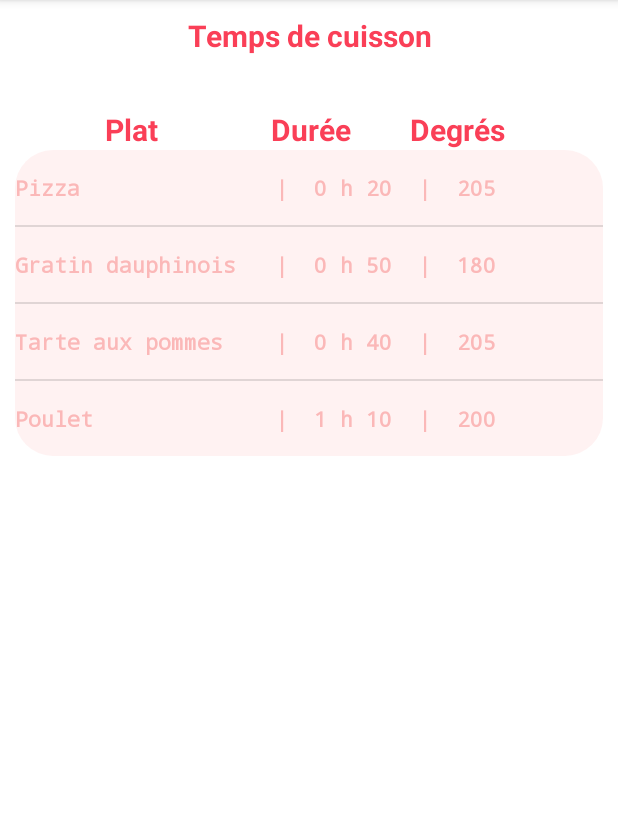
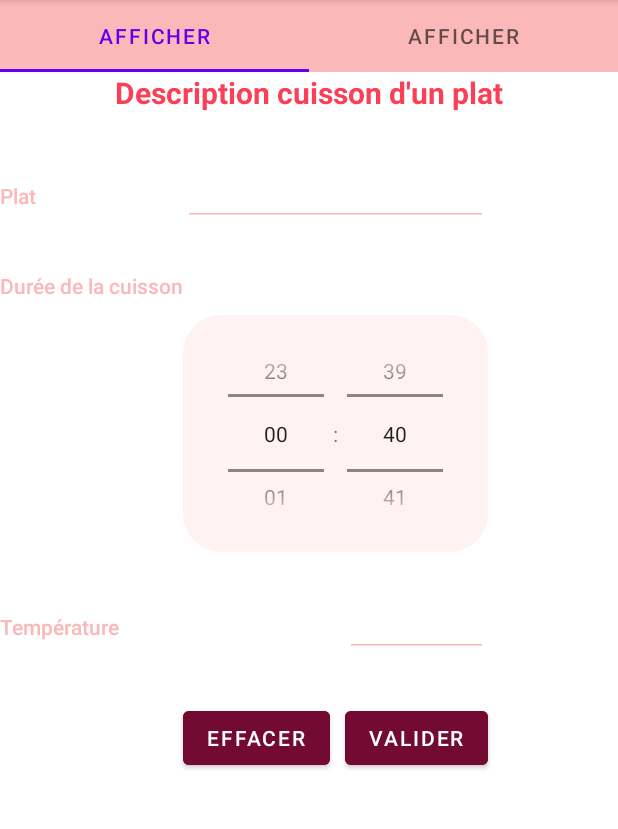
Before and after one commit to LucasSers/OutilCuisson, an Android app: the screen it shows after launch (MainActivity2 before the commit, MainActivity after it), on a phone screen of 412 x 824 dp, the part 84-913 px from its top. Run offline under Robolectric (Android 15) with nearby library versions, the phone set to English and light mode, and no system bars.

Commit message:
Etape 4 (en cours)

```diff
--- a/app/src/main/AndroidManifest.xml
+++ b/app/src/main/AndroidManifest.xml
@@ -10,7 +10,7 @@
         android:supportsRtl="true"
         android:theme="@style/Theme.OutilCuisson">
         <activity
-            android:name=".MainActivity2"
+            android:name=".MainActivity"
             android:exported="true">
             <intent-filter>
                 <action android:name="android.intent.action.MAIN" />
@@ -18,10 +18,6 @@
                 <category android:name="android.intent.category.LAUNCHER" />
             </intent-filter>
         </activity>
-        <activity
-            android:name=".MainActivity"
-            android:exported="false">
-        </activity>
     </application>
 
 </manifest>
--- /dev/null
+++ b/app/src/main/java/com/example/outilcuisson/AdapteurPage.java
@@ -0,0 +1,33 @@
+package com.example.outilcuisson;
+
+import androidx.annotation.NonNull;
+import androidx.fragment.app.Fragment;
+import androidx.fragment.app.FragmentActivity;
+import androidx.viewpager2.adapter.FragmentStateAdapter;
+
+public class AdapteurPage extends FragmentStateAdapter {
+
+    private final static int NB_FRAGMENT = 2;
+
+    public AdapteurPage(@NonNull FragmentActivity fragmentActivity) {
+        super(fragmentActivity);
+    }
+
+    @NonNull
+    @Override
+    public Fragment createFragment(int position) {
+        switch (position) {
+            case 0 :
+                return FragmentUn.newInstance();
+            case 1 :
+                return FragmentDeux.newInstance();
+            default :
+                return null;
+        }
+    }
+
+    @Override
+    public int getItemCount() {
+        return NB_FRAGMENT;
+    }
+}
--- /dev/null
+++ b/app/src/main/java/com/example/outilcuisson/FragmentUn.java
@@ -0,0 +1,111 @@
+package com.example.outilcuisson;
+
+import android.os.Build;
+import android.os.Bundle;
+import android.view.LayoutInflater;
+import android.view.View;
+import android.view.ViewGroup;
+import android.widget.ArrayAdapter;
+import android.widget.Button;
+import android.widget.EditText;
+import android.widget.ListView;
+import android.widget.TimePicker;
+import android.widget.Toast;
+
+import androidx.annotation.RequiresApi;
+import androidx.appcompat.app.AlertDialog;
+import androidx.fragment.app.Fragment;
+
+import java.util.ArrayList;
+
+public class FragmentUn extends Fragment implements View.OnClickListener {
+
+    private View fragment1;
+    //private View fragment2;
+
+//    ListView listeCuissons;
+//    ArrayList<String> lesCuissons = new ArrayList<>();
+//    ArrayAdapter<String> adaptateur;
+
+    private Button effacer;
+    private Button valider;
+
+    private EditText libellePlat;
+    private EditText temperature;
+
+    private TimePicker timePicker;
+
+    public FragmentUn() {
+    }
+
+    public static FragmentUn newInstance() {
+        FragmentUn fragment = new FragmentUn();
+        return fragment;
+    }
+
+    public void onCreate(Bundle savedInstanceState){
+        super.onCreate(savedInstanceState);
+    }
+
+
+    @RequiresApi(api = Build.VERSION_CODES.M)
+    public View onCreateView(LayoutInflater inflater, ViewGroup container, Bundle savedInstanceState) {
+        fragment1 = inflater.inflate(R.layout.fragment_un,container,false);
+        //fragment2 = inflater.inflate(R.layout.fragment_deux,container,false);
+
+        effacer = fragment1.findViewById(R.id.btnEffacer);
+        effacer.setOnClickListener(this);
+
+        valider = fragment1.findViewById(R.id.btnValider);
+        valider.setOnClickListener(this);
+
+        libellePlat = fragment1.findViewById(R.id.txtPlat);
+        temperature = fragment1.findViewById(R.id.txtTempérature);
+
+        timePicker = (TimePicker) fragment1.findViewById(R.id.timePicker);
+        /* on passe au mode français -> 24h */
+        timePicker.setIs24HourView(true);
+        /* initialise le timePicker à 40min */
+        timePicker.setHour(0);
+        timePicker.setMinute(40);
+
+        //adaptateur = new ArrayAdapter<String>(getActivity(), R.layout.list_item_layout, lesCuissons);
+        //listeCuissons = fragment2.findViewById(R.id.liste);
+
+        return fragment1;
+    }
+
+
+
+    @RequiresApi(api = Build.VERSION_CODES.M)
+    @Override
+    public void onClick(View view) {
+        if (view.getId() == R.id.btnEffacer) {
+            temperature.setText("");
+            libellePlat.setText("");
+            timePicker.setHour(0);
+            timePicker.setMinute(40);
+        }
+        if (view.getId() == R.id.btnValider) {
+            if ( OutilCuisson.heureCuissonValide(timePicker.getHour())
+                    && OutilCuisson.minuteCuissonValide(timePicker.getMinute())
+                    && OutilCuisson.platValide(libellePlat.getText().toString())
+                    && OutilCuisson.temperatureValide(Integer.parseInt(temperature.getText().toString()))) {
+
+
+                Toast.makeText(getActivity(),
+                        getString(R.string.toast,libellePlat.getText().toString()),
+                        Toast.LENGTH_LONG).show();
+                //adaptateur.notifyDataSetChanged();
+                //listeCuissons.requestLayout();
+            } else {
+                new AlertDialog.Builder(getActivity())
+                        .setTitle(R.string.titreAlerte)
+                        .setMessage(R.string.messageAlerte)
+                        .setNeutralButton(R.string.retourAlerte,null)
+                        .show();
+            }
+        }
+
+    }
+}
--- a/app/src/main/java/com/example/outilcuisson/MainActivity.java
+++ b/app/src/main/java/com/example/outilcuisson/MainActivity.java
@@ -1,8 +1,10 @@
 package com.example.outilcuisson;
 
+import androidx.annotation.NonNull;
 import androidx.annotation.RequiresApi;
 import androidx.appcompat.app.AlertDialog;
 import androidx.appcompat.app.AppCompatActivity;
+import androidx.viewpager2.widget.ViewPager2;
 
 import android.os.Build;
 import android.os.Bundle;
@@ -12,61 +14,33 @@ import android.widget.EditText;
 import android.widget.TimePicker;
 import android.widget.Toast;
 
-public class MainActivity extends AppCompatActivity implements View.OnClickListener {
+import com.google.android.material.tabs.TabLayout;
+import com.google.android.material.tabs.TabLayoutMediator;
 
-    private Button effacer;
-    private Button valider;
+public class MainActivity extends AppCompatActivity  {
 
-    private EditText libellePlat;
-    private EditText temperature;
 
-    private TimePicker timePicker;
 
     @RequiresApi(api = Build.VERSION_CODES.M)
     @Override
     protected void onCreate(Bundle savedInstanceState) {
         super.onCreate(savedInstanceState);
         setContentView(R.layout.activity_main);
-        effacer = findViewById(R.id.btnEffacer);
-        effacer.setOnClickListener(this);
-        valider = findViewById(R.id.btnValider);
-        valider.setOnClickListener(this);
-        libellePlat = findViewById(R.id.txtPlat);
-        temperature = findViewById(R.id.txtTempérature);
 
-        timePicker = (TimePicker) findViewById(R.id.timePicker);
-        /* on passe au mode français -> 24h */
-        timePicker.setIs24HourView(true);
-        /* initialise le timePicker à 40min */
-        timePicker.setHour(0);
-        timePicker.setMinute(40);
-    }
+        ViewPager2 pager = findViewById(R.id.activity_main_viewpager);
+        TabLayout gestionnaireOnglet = findViewById(R.id.tab_layout);
 
-    @RequiresApi(api = Build.VERSION_CODES.M)
-    @Override
-    public void onClick(View view) {
-        if (view.getId() == R.id.btnEffacer) {
-            temperature.setText("");
-            libellePlat.setText("");
-            timePicker.setHour(0);
-            timePicker.setMinute(40);
-        }
-        if (view.getId() == R.id.btnValider) {
-            if ( OutilCuisson.heureCuissonValide(timePicker.getHour())
-                 && OutilCuisson.minuteCuissonValide(timePicker.getMinute())
-                 && OutilCuisson.platValide(libellePlat.getText().toString())
-                 && OutilCuisson.temperatureValide(Integer.parseInt(temperature.getText().toString()))) {
 
-                Toast.makeText(this, getString(R.string.toast,libellePlat.getText().toString())
-                        ,Toast.LENGTH_LONG).show();
-            } else {
-                new AlertDialog.Builder(this)
-                        .setTitle(R.string.titreAlerte)
-                        .setMessage(R.string.messageAlerte)
-                        .setNeutralButton(R.string.retourAlerte,null)
-                        .show();
+        pager.setAdapter(new AdapteurPage(this));
+
+        String[] titreOnglet = {getString(R.string.ongletAfficher),
+                                getString(R.string.ongletAfficher)};
+
+        new TabLayoutMediator(gestionnaireOnglet, pager, new TabLayoutMediator.TabConfigurationStrategy() {
+            @Override
+            public void onConfigureTab(@NonNull TabLayout.Tab tab, int position) {
+                tab.setText(titreOnglet[position]);
             }
-        }
-
+        }).attach();
     }
 }
--- a/app/src/main/res/layout/activity_main.xml
+++ b/app/src/main/res/layout/activity_main.xml
@@ -1,108 +1,23 @@
 <?xml version="1.0" encoding="utf-8"?>
-<TableLayout xmlns:android="http://schemas.android.com/apk/res/android"
-    style="@style/marginActivity"
+
+<LinearLayout
+    xmlns:android="http://schemas.android.com/apk/res/android"
+    android:layout_height="match_parent"
+    android:layout_width="match_parent"
     xmlns:app="http://schemas.android.com/apk/res-auto"
-    xmlns:tools="http://schemas.android.com/tools"
-    android:id="@+id/pickerTempsCuisson"
-    android:layout_width="match_parent"
-    android:layout_height="match_parent"
-    android:isScrollContainer="false"
-    tools:context=".MainActivity">
+    android:orientation="vertical">
 
-    <TextView
-        style="@style/titre"
-        android:layout_width="wrap_content"
+    <com.google.android.material.tabs.TabLayout
+        android:id="@+id/tab_layout"
+        android:layout_width="match_parent"
         android:layout_height="wrap_content"
-        android:text="@string/titreAjouter"
-        app:layout_constraintBottom_toBottomOf="parent"
-        app:layout_constraintLeft_toLeftOf="parent"
-        app:layout_constraintRight_toRightOf="parent"
-        app:layout_constraintTop_toTopOf="parent" />
+        app:tabBackground="@color/editText"
+        />
 
-    <!-- Espace pour plus de clarté entre les 3 TextView -->
-    <Space
-            android:layout_marginBottom="@dimen/espaceLigne"
-            android:layout_height="wrap_content"/>
+    <androidx.viewpager2.widget.ViewPager2
+        android:id="@+id/activity_main_viewpager"
+        android:layout_width="match_parent"
+        android:layout_height="0dp"
+        android:layout_weight="1"/>
 
-    <TableRow>
-
-        <TextView
-            style="@style/textView"
-            android:text="@string/labelPlat"
-            android:layout_column="0"/>
-
-        <EditText
-            style="@style/editText"
-            android:id="@+id/txtPlat"
-            android:inputType="text"
-            android:maxLength="20"
-            android:layout_span="2"/>
-
-    </TableRow>
-
-    <!-- Espace pour plus de clarté entre les 3 TextView -->
-    <Space
-            android:layout_marginBottom="@dimen/espaceLigne"
-            android:layout_height="wrap_content"/>
-
-    <TableRow>
-        <TextView
-            style="@style/textView"
-            android:text="@string/labelTempsCuisson"
-            android:layout_column="0"/>
-    </TableRow>
-
-    <TableRow>
-        <!-- format anglais à changer -->
-        <TimePicker
-                style="@style/background"
-                android:id="@+id/timePicker"
-                android:layout_width="wrap_content"
-                android:layout_height="158dp"
-                android:layout_marginTop="10dp"
-                android:layout_column="1"
-                android:layout_span="2"
-                android:timePickerMode="spinner"/>
-    </TableRow>
-
-    <!-- Espace pour plus de clarté entre les 3 TextView -->
-    <Space
-            android:layout_marginBottom="@dimen/espaceLigne"
-            android:layout_height="wrap_content"/>
-
-    <TableRow>
-
-        <TextView
-            style="@style/textView"
-            android:text="@string/labelTemp"/>
-
-        <EditText
-            style="@style/editText"
-            android:id="@+id/txtTempérature"
-            android:maxLength="3"
-            android:inputType="number"
-            android:layout_column="2"/>
-    </TableRow>
-
-    <!-- Espace pour plus de clarté entre les 3 TextView -->
-    <Space
-            android:layout_marginBottom="@dimen/espaceLigne"
-            android:layout_height="wrap_content"/>
-
-    <TableRow>
-        <Button
-            style="@style/bouton"
-            android:id="@+id/btnEffacer"
-            android:text="@string/btnEffacer"
-            android:layout_marginRight="@dimen/espaceBoutons"
-            android:layout_column="1"/>
-
-
-        <Button
-            style="@style/bouton"
-            android:id="@+id/btnValider"
-            android:text="@string/btnValider"
-            android:layout_column="2"/>
-    </TableRow>
-
-</TableLayout>
+</LinearLayout>
--- /dev/null
+++ b/app/src/main/res/layout/fragment_un.xml
@@ -0,0 +1,107 @@
+<?xml version="1.0" encoding="utf-8"?>
+<TableLayout xmlns:android="http://schemas.android.com/apk/res/android"
+    style="@style/marginActivity"
+    xmlns:app="http://schemas.android.com/apk/res-auto"
+    xmlns:tools="http://schemas.android.com/tools"
+    android:layout_width="match_parent"
+    android:layout_height="match_parent"
+    android:isScrollContainer="false"
+    tools:context=".FragmentUn">
+
+    <TextView
+        style="@style/titre"
+        android:layout_width="wrap_content"
+        android:layout_height="wrap_content"
+        android:text="@string/titreAjouter"
+        app:layout_constraintBottom_toBottomOf="parent"
+        app:layout_constraintLeft_toLeftOf="parent"
+        app:layout_constraintRight_toRightOf="parent"
+        app:layout_constraintTop_toTopOf="parent" />
+
+    <!-- Espace pour plus de clarté entre les 3 TextView -->
+    <Space
+        android:layout_marginBottom="@dimen/espaceLigne"
+        android:layout_height="wrap_content"/>
+
+    <TableRow>
+
+        <TextView
+            style="@style/textView"
+            android:text="@string/labelPlat"
+            android:layout_column="0"/>
+
+        <EditText
+            style="@style/editText"
+            android:id="@+id/txtPlat"
+            android:inputType="text"
+            android:maxLength="20"
+            android:layout_span="2"/>
+
+    </TableRow>
+
+    <!-- Espace pour plus de clarté entre les 3 TextView -->
+    <Space
+        android:layout_marginBottom="@dimen/espaceLigne"
+        android:layout_height="wrap_content"/>
+
+    <TableRow>
+        <TextView
+            style="@style/textView"
+            android:text="@string/labelTempsCuisson"
+            android:layout_column="0"/>
+    </TableRow>
+
+    <TableRow>
+        <!-- format anglais à changer -->
+        <TimePicker
+            style="@style/background"
+            android:id="@+id/timePicker"
+            android:layout_width="wrap_content"
+            android:layout_height="158dp"
+            android:layout_marginTop="10dp"
+            android:layout_column="1"
+            android:layout_span="2"
+            android:timePickerMode="spinner"/>
+    </TableRow>
+
+    <!-- Espace pour plus de clarté entre les 3 TextView -->
+    <Space
+        android:layout_marginBottom="@dimen/espaceLigne"
+        android:layout_height="wrap_content"/>
+
+    <TableRow>
+
+        <TextView
+            style="@style/textView"
+            android:text="@string/labelTemp"/>
+
+        <EditText
+            style="@style/editText"
+            android:id="@+id/txtTempérature"
+            android:maxLength="3"
+            android:inputType="number"
+            android:layout_column="2"/>
+    </TableRow>
+
+    <!-- Espace pour plus de clarté entre les 3 TextView -->
+    <Space
+        android:layout_marginBottom="@dimen/espaceLigne"
+        android:layout_height="wrap_content"/>
+
+    <TableRow>
+        <Button
+            style="@style/bouton"
+            android:id="@+id/btnEffacer"
+            android:text="@string/btnEffacer"
+            android:layout_marginRight="@dimen/espaceBoutons"
+            android:layout_column="1"/>
+
+
+        <Button
+            style="@style/bouton"
+            android:id="@+id/btnValider"
+            android:text="@string/btnValider"
+            android:layout_column="2"/>
+    </TableRow>
+
+</TableLayout>
--- a/app/src/main/res/values/strings.xml
+++ b/app/src/main/res/values/strings.xml
@@ -1,6 +1,7 @@
 <resources>
     <string name="app_name">OutilCuisson</string>
     <!-- Activité Ajouter -->
+    <string name="ongletAjouter">Ajouter</string>
     <string name="titreAjouter">Description cuisson d\'un plat</string>
     <string name="labelPlat">Plat</string>
     <string name="labelTempsCuisson">Durée de la cuisson</string>
@@ -9,6 +10,7 @@
     <string name="btnValider">Valider</string>
 
     <!-- Activité Afficher -->
+    <string name="ongletAfficher">Afficher</string>
     <string name="titreAfficher">Temps de cuisson</string>
     <string name="labelDurée">Durée</string>
     <string name="labelDegres">Degrés</string>
```
Also changed, not shown: app/src/main/java/com/example/outilcuisson/FragmentDeux.java (added, +111 -0 lines), app/src/main/res/layout/fragment_deux.xml (added, +62 -0 lines).
